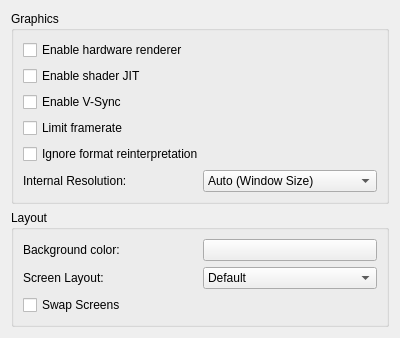
First picture: the form in src/citra_qt/configuration/configure_graphics.ui, repository taken2009/citra, before the edit.
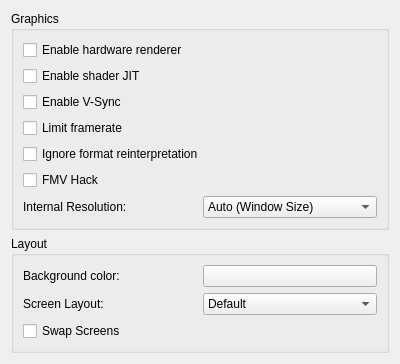
Second picture: the form after the edit.

Commit message: Add FMV_hack option

```diff
--- a/src/citra_qt/configuration/configure_graphics.ui
+++ b/src/citra_qt/configuration/configure_graphics.ui
@@ -57,6 +57,13 @@
           </property>
          </widget>
         </item>
+        <item>
+         <widget class="QCheckBox" name="FMV_hack">
+          <property name="text">
+           <string>FMV Hack</string>
+          </property>
+         </widget>
+        </item>
         <item>
           <layout class="QHBoxLayout" name="horizontalLayout">
             <item>
```
The commit also changes 4 other files.
